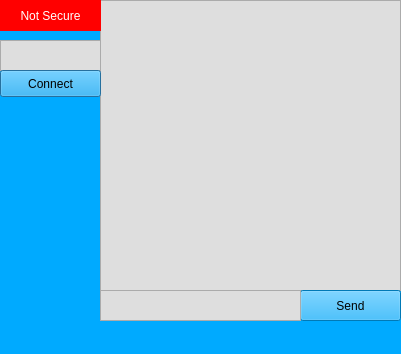
This is cyfr2_gui.ui in mcorybillington/cyfr as Qt 5 draws it before an edit. The edited form follows.
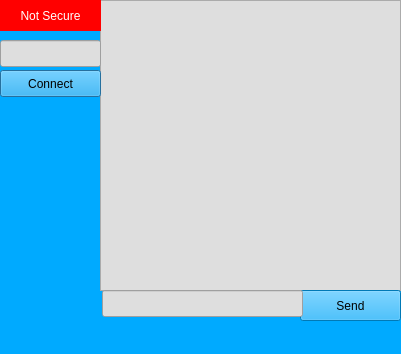
This is the edited form.

The edit to the form file:
```diff
--- a/cyfr2_gui.ui
+++ b/cyfr2_gui.ui
@@ -29,19 +29,6 @@
     <string notr="true">background-color: rgb(222, 222, 222);</string>
    </property>
   </widget>
-  <widget class="QTextEdit" name="ipInputTextBox">
-   <property name="geometry">
-    <rect>
-     <x>0</x>
-     <y>40</y>
-     <width>101</width>
-     <height>31</height>
-    </rect>
-   </property>
-   <property name="styleSheet">
-    <string notr="true">background-color: rgb(222, 222, 222);</string>
-   </property>
-  </widget>
   <widget class="QPushButton" name="connectButton">
    <property name="geometry">
     <rect>
@@ -68,19 +55,6 @@
     <string>Send</string>
    </property>
   </widget>
-  <widget class="QTextEdit" name="msgInputTextBox">
-   <property name="geometry">
-    <rect>
-     <x>100</x>
-     <y>290</y>
-     <width>201</width>
-     <height>31</height>
-    </rect>
-   </property>
-   <property name="styleSheet">
-    <string notr="true">background-color: rgb(222, 222, 222);</string>
-   </property>
-  </widget>
   <widget class="QLabel" name="secureLabel">
    <property name="geometry">
     <rect>
@@ -101,6 +75,32 @@
     <set>Qt::AlignCenter</set>
    </property>
   </widget>
+  <widget class="QLineEdit" name="msgInputLineEdit">
+   <property name="geometry">
+    <rect>
+     <x>102</x>
+     <y>290</y>
+     <width>201</width>
+     <height>27</height>
+    </rect>
+   </property>
+   <property name="styleSheet">
+    <string notr="true">background-color: rgb(222, 222, 222);</string>
+   </property>
+  </widget>
+  <widget class="QLineEdit" name="ipLineEdit">
+   <property name="geometry">
+    <rect>
+     <x>0</x>
+     <y>40</y>
+     <width>101</width>
+     <height>27</height>
+    </rect>
+   </property>
+   <property name="styleSheet">
+    <string notr="true">background-color: rgb(222, 222, 222);</string>
+   </property>
+  </widget>
  </widget>
  <resources/>
  <connections/>
```
